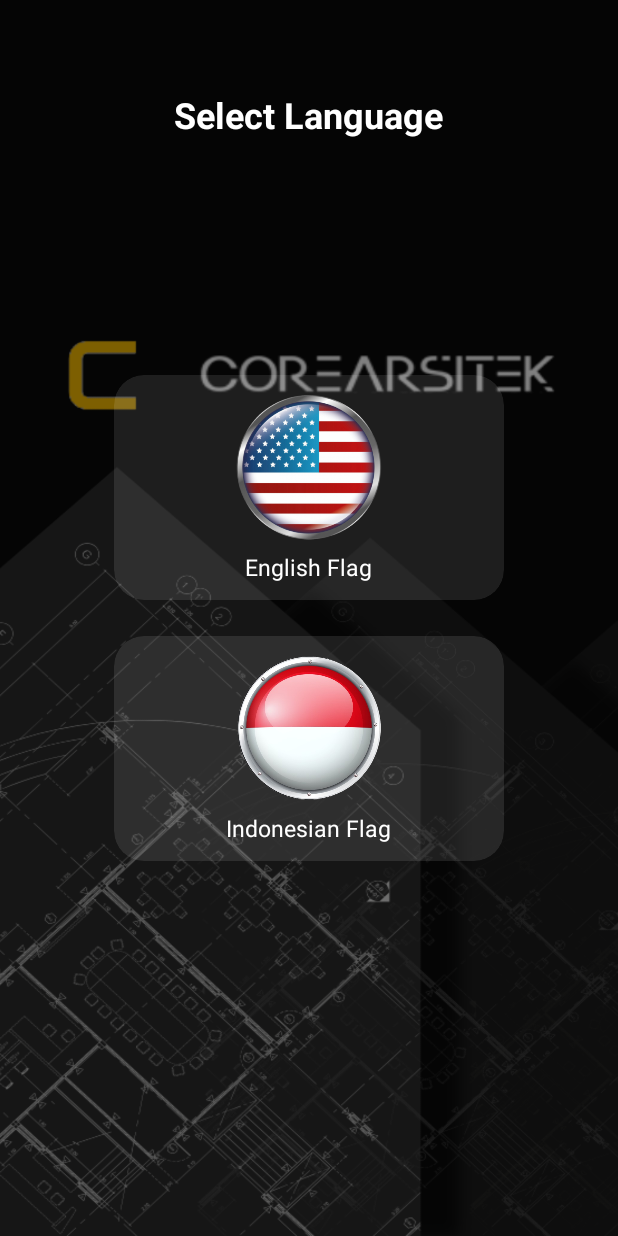
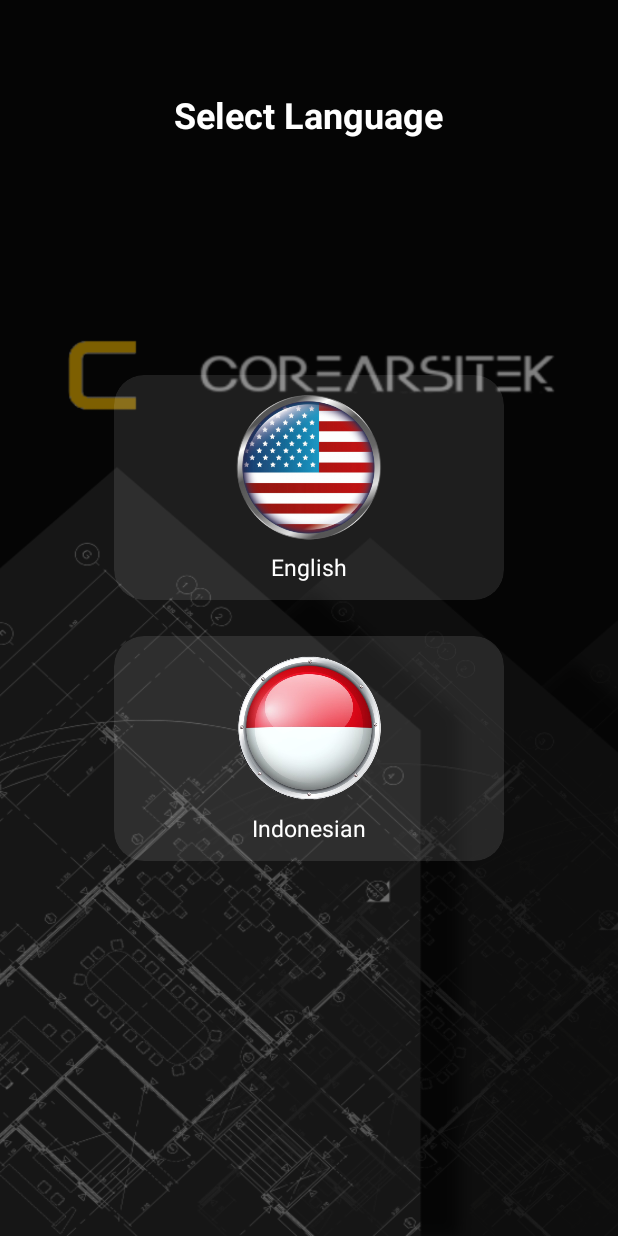
Before and after one commit to rumahchiara2/Corearsitek, an Android app: the LanguageSelectActivity screen opened directly, with no data from a screen before it, on a phone screen of 412 x 824 dp. Run offline under Robolectric (Android 15) with nearby library versions, the phone set to English and light mode, and no system bars; libraries missing offline, so code that uses them is left out: eightbitlab.com.blurview.

Commit message:
Update strings.xml

```diff
--- a/app/src/main/res/values/strings.xml
+++ b/app/src/main/res/values/strings.xml
@@ -5,8 +5,8 @@
 
     <!-- 🏳️ Language Selection -->
     <string name="select_language">Select Language</string>
-    <string name="flag_english">English Flag</string>
-    <string name="flag_indonesia">Indonesian Flag</string>
+    <string name="flag_english">English</string>
+    <string name="flag_indonesia">Indonesian</string>
     <string name="english">English</string>
     <string name="indonesia">Indonesia</string>
 
```
